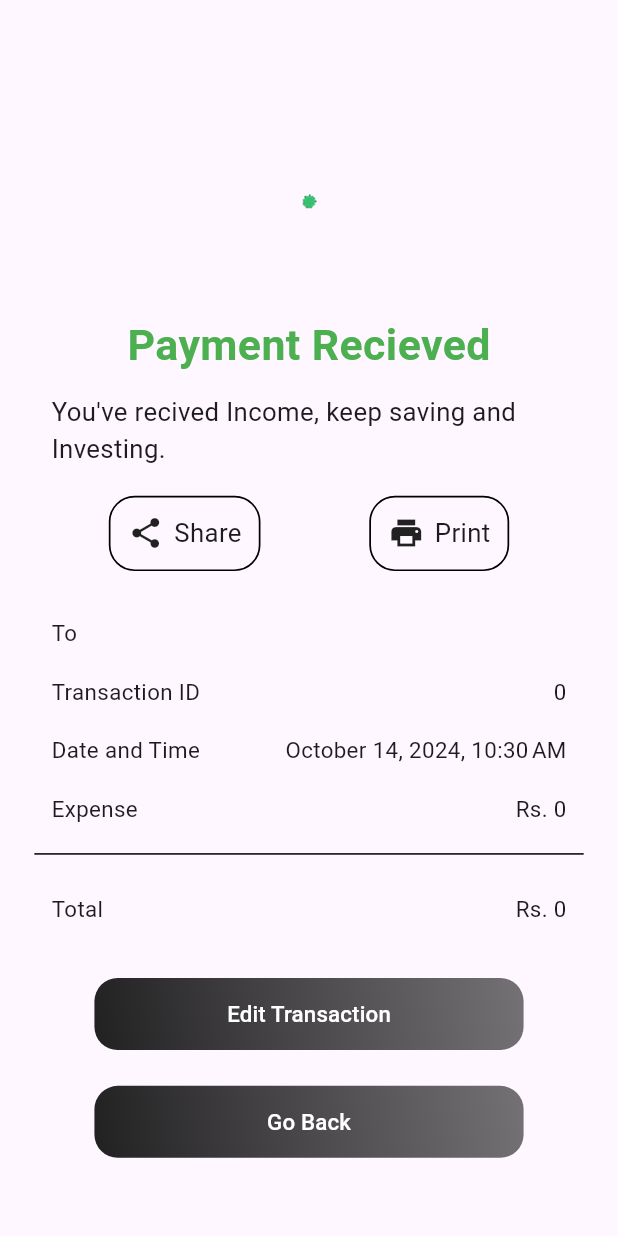
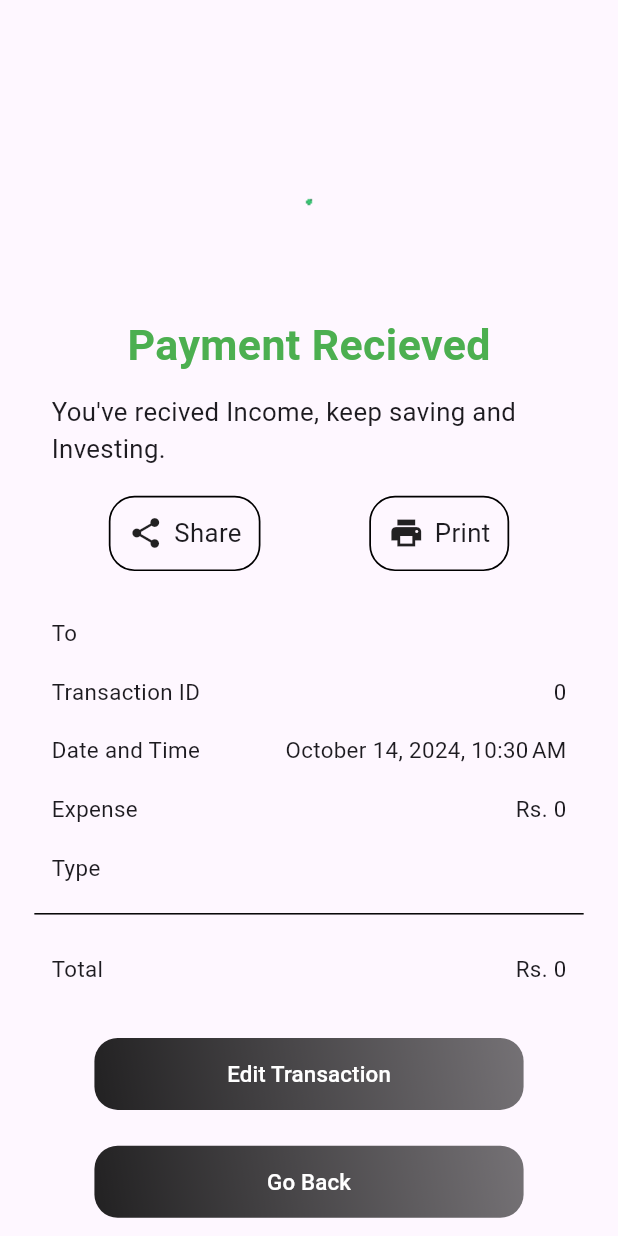
Before and after one commit to justaman045/spendwise, a Flutter app: the TransactionDetails screen opened directly with empty values, on a phone screen of 412 x 824 dp. Run offline on Flutter 3.47's test engine with Material 3 defaults, Android fonts, the phone set to English and light mode, and no system bars; our stand-ins replace cloud_firestore, countup, firebase_auth, firebase_core, flutter_screenutil, get and 6 more; missing offline and left inert: flutter_sms_inbox; accounts and stored records are empty.

Commit message:
Updated the Codebase

```diff
--- a/lib/Screens/transaction_details.dart
+++ b/lib/Screens/transaction_details.dart
@@ -243,6 +243,30 @@ class _TransactionDetailsState extends State<TransactionDetails> {
               ),
             ),
             Padding(
+              padding: EdgeInsets.only(
+                left: 30.w,
+                right: 30.w,
+                top: 15.h,
+              ),
+              child: Row(
+                mainAxisAlignment: MainAxisAlignment.spaceBetween,
+                children: [
+                  Text(
+                    "Type",
+                    style: TextStyle(
+                      fontSize: 13.r,
+                    ),
+                  ),
+                  Text(
+                    widget.transactionType,
+                    style: TextStyle(
+                      fontSize: 13.r,
+                    ),
+                  ),
+                ],
+              ),
+            ),
+            Padding(
               padding: EdgeInsets.symmetric(horizontal: 20.w, vertical: 10.h),
               child: Divider(
                 color: Get.isDarkMode
```
Also changed, not shown: lib/Components/transaction_widget.dart (+4 -4 lines), lib/Requirements/transaction.dart (+9 -29 lines), lib/Screens/cash_entry.dart (+15 -2 lines).
